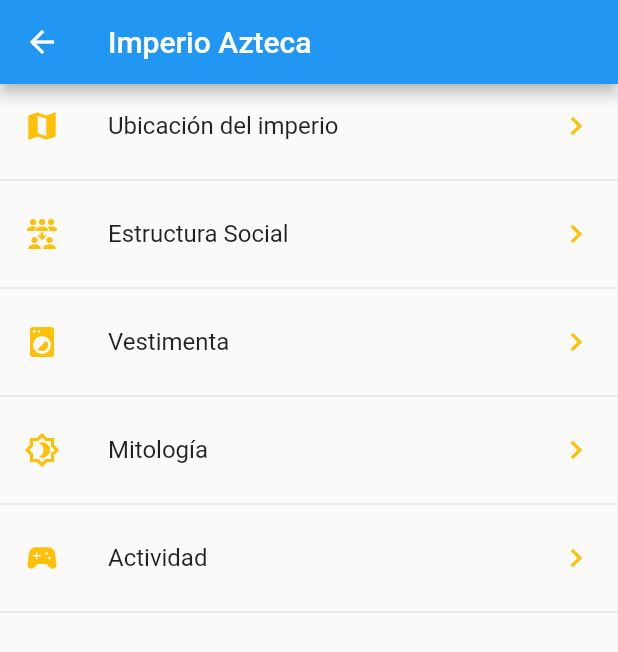
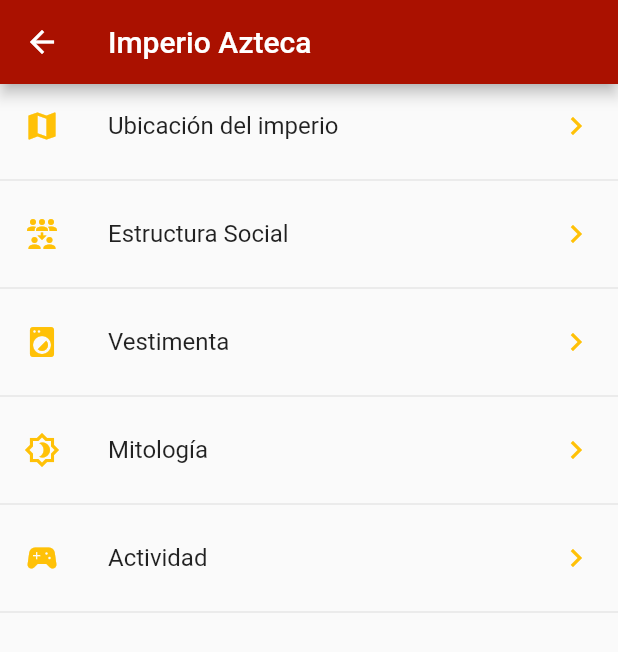
Before and after one commit to henrysala/america_precolombina, a Flutter app: the screen it shows after launch, after a tap on "Aztecas", on a phone screen of 412 x 824 dp. Shown: the top 652 px of the screen. Run offline on Flutter 3.47's test engine with Material 2 defaults, Android fonts, the phone set to English and light mode, and no system bars; network calls fail.

Commit message:
cambie el titulo del appBar en el home, y los colores de las appBars de todos los modulos de los aztecas

```diff
--- a/lib/src/pages/aztecas/aztecas_estructura.dart
+++ b/lib/src/pages/aztecas/aztecas_estructura.dart
@@ -8,6 +8,7 @@ class AztecasEstructuraPage extends StatelessWidget {
   Widget build(BuildContext context) {
     return Scaffold(
         appBar: AppBar(
+          backgroundColor: Color(0xff305d05),
           title: Text('Estructura Social aztecas'),
         ),
         body: _cardList());
--- a/lib/src/pages/aztecas/aztecas_mitologia.dart
+++ b/lib/src/pages/aztecas/aztecas_mitologia.dart
@@ -7,7 +7,10 @@ class AztecasMitologiaPage extends StatelessWidget {
   @override
   Widget build(BuildContext context) {
     return Scaffold(
-        appBar: AppBar(title: Text('Mitologia Azteca')), body: _cardList());
+        appBar: AppBar(
+            backgroundColor: Color(0xff305d05),
+            title: Text('Mitologia Azteca')),
+        body: _cardList());
   }
 
   Widget _cardList() {
--- a/lib/src/pages/aztecas/aztecas_page.dart
+++ b/lib/src/pages/aztecas/aztecas_page.dart
@@ -9,6 +9,7 @@ class AztecasPage extends StatelessWidget {
   Widget build(BuildContext context) {
     return Scaffold(
       appBar: AppBar(
+        backgroundColor: Color(0xffaa1100),
         title: Text('Imperio Azteca'),
       ),
       body: _list(),
--- a/lib/src/pages/aztecas/aztecas_ubicacion.dart
+++ b/lib/src/pages/aztecas/aztecas_ubicacion.dart
@@ -7,7 +7,10 @@ class AztecasUbicacionPage extends StatelessWidget {
   @override
   Widget build(BuildContext context) {
     return Scaffold(
-        appBar: AppBar(title: Text('Ubicacion de los Aztecas')),
+        appBar: AppBar(
+          title: Text('Ubicacion de los Aztecas'),
+          backgroundColor: Color(0xff305d05),
+        ),
         body: _cardList());
   }
 
--- a/lib/src/pages/aztecas/aztecas_vestimenta.dart
+++ b/lib/src/pages/aztecas/aztecas_vestimenta.dart
@@ -8,6 +8,7 @@ class AztecasVestimentaPage extends StatelessWidget {
   Widget build(BuildContext context) {
     return Scaffold(
         appBar: AppBar(
+          backgroundColor: Color(0xff305d05),
           title: Text('Vestimenta azteca'),
         ),
         body: _cardList());
--- a/lib/src/pages/home_page.dart
+++ b/lib/src/pages/home_page.dart
@@ -12,7 +12,7 @@ class HomePage extends StatelessWidget {
     return Scaffold(
       appBar: AppBar(
         backgroundColor: Color(0xffba6323),
-        title: Text('Home Page'),
+        title: Text('America Precolombina'),
       ),
       body: _list(),
     );
```
